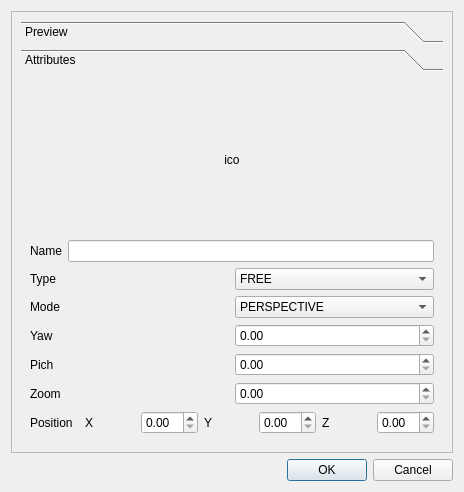
The window that Ui/camerawindowqt.ui (Vazquinhos/CatalunyaCircuit) describes before a commit, drawn with Qt 5.
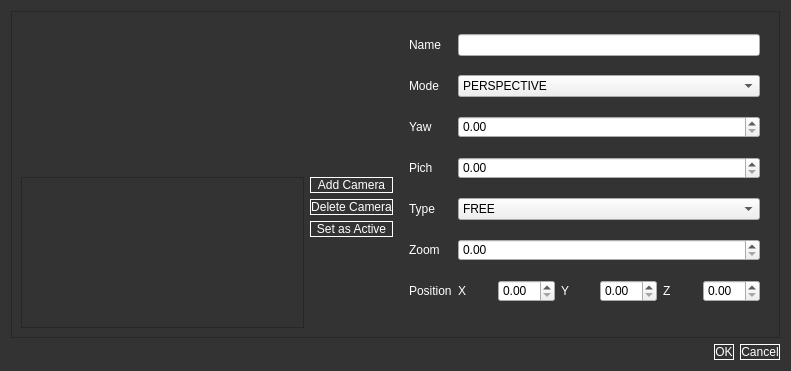
The same window after the commit. The open tabs and pages were chosen to show the change.

```diff
--- a/Ui/camerawindowqt.ui
+++ b/Ui/camerawindowqt.ui
@@ -6,43 +6,50 @@
    <rect>
     <x>0</x>
     <y>0</y>
-    <width>464</width>
-    <height>492</height>
+    <width>791</width>
+    <height>371</height>
    </rect>
   </property>
   <property name="windowTitle">
    <string>Dialog</string>
   </property>
+  <property name="styleSheet">
+   <string notr="true">QDialog {
+     background-color: #333333;
+	 color:white;
+ }
+
+QFrame {
+     background-color: #333333;
+	 color:white;
+ }</string>
+  </property>
   <layout class="QVBoxLayout" name="verticalLayout_3">
    <item>
     <widget class="QFrame" name="frame">
+     <property name="styleSheet">
+      <string notr="true">QFrame {
+     background-color: #333333;
+	 color:white;
+ }
+
+QLabel{
+	color:white;
+}</string>
+     </property>
      <property name="frameShape">
       <enum>QFrame::StyledPanel</enum>
      </property>
      <property name="frameShadow">
       <enum>QFrame::Raised</enum>
      </property>
-     <layout class="QVBoxLayout" name="verticalLayout_5">
+     <layout class="QHBoxLayout" name="horizontalLayout_5">
       <item>
-       <widget class="QToolBox" name="toolBox">
-        <property name="currentIndex">
-         <number>0</number>
-        </property>
-        <widget class="QWidget" name="page">
-         <property name="geometry">
-          <rect>
-           <x>0</x>
-           <y>0</y>
-           <width>426</width>
-           <height>359</height>
-          </rect>
-         </property>
-         <attribute name="label">
-          <string>Preview</string>
-         </attribute>
-         <layout class="QVBoxLayout" name="verticalLayout_4">
+       <layout class="QHBoxLayout" name="horizontalLayout">
+        <item>
+         <layout class="QVBoxLayout" name="verticalLayout">
           <item>
-           <layout class="QVBoxLayout" name="verticalLayout">
+           <layout class="QHBoxLayout" name="horizontalLayout_10">
             <item>
              <widget class="QWidget" name="widget" native="true">
               <property name="minimumSize">
@@ -53,6 +60,10 @@
               </property>
              </widget>
             </item>
+           </layout>
+          </item>
+          <item>
+           <layout class="QHBoxLayout" name="horizontalLayout_2">
             <item>
              <widget class="QListWidget" name="listWidget">
               <property name="maximumSize">
@@ -64,9 +75,27 @@
              </widget>
             </item>
             <item>
-             <layout class="QHBoxLayout" name="horizontalLayout_4">
+             <layout class="QVBoxLayout" name="verticalLayout_2">
               <item>
                <widget class="QPushButton" name="pb_add">
+                <property name="styleSheet">
+                 <string notr="true">QPushButton {
+     background-color: #333333;
+	 border: 1px solid white;
+	 color:white;
+ }
+
+QPushButton:pressed {
+     background-color: #FFFFFF
+     border-style: inset;
+	 color:black;
+ }
+
+QFrame {
+     border: 1px solid white;
+	background-color:#333333;
+ }</string>
+                </property>
                 <property name="text">
                  <string>Add Camera</string>
                 </property>
@@ -74,6 +103,19 @@
               </item>
               <item>
                <widget class="QPushButton" name="pb_delete">
+                <property name="styleSheet">
+                 <string notr="true">QPushButton {
+     background-color: #333333;
+	 border: 1px solid white;
+	 color:white;
+ }
+
+QPushButton:pressed {
+     background-color: #FFFFFF
+     border-style: inset;
+	 color:black;
+ }</string>
+                </property>
                 <property name="text">
                  <string>Delete Camera</string>
                 </property>
@@ -81,160 +123,124 @@
               </item>
               <item>
                <widget class="QPushButton" name="pushButton">
+                <property name="styleSheet">
+                 <string notr="true">QPushButton {
+     background-color: #333333;
+	 border: 1px solid white;
+	 color:white;
+ }
+
+QPushButton:pressed {
+     background-color: #FFFFFF
+     border-style: inset;
+	 color:black;
+ }</string>
+                </property>
                 <property name="text">
-                 <string>Select as active Camera</string>
+                 <string>Set as Active</string>
                 </property>
                </widget>
               </item>
+              <item>
+               <spacer name="verticalSpacer">
+                <property name="orientation">
+                 <enum>Qt::Vertical</enum>
+                </property>
+                <property name="sizeHint" stdset="0">
+                 <size>
+                  <width>20</width>
+                  <height>40</height>
+                 </size>
+                </property>
+               </spacer>
+              </item>
              </layout>
             </item>
            </layout>
           </item>
          </layout>
-        </widget>
-        <widget class="QWidget" name="page_2">
-         <property name="geometry">
-          <rect>
-           <x>0</x>
-           <y>0</y>
-           <width>426</width>
-           <height>359</height>
-          </rect>
-         </property>
-         <attribute name="label">
-          <string>Attributes</string>
-         </attribute>
-         <layout class="QVBoxLayout" name="verticalLayout_2">
-          <item>
-           <widget class="QLabel" name="ico">
+        </item>
+        <item>
+         <layout class="QGridLayout" name="gridLayout">
+          <property name="leftMargin">
+           <number>10</number>
+          </property>
+          <property name="rightMargin">
+           <number>10</number>
+          </property>
+          <property name="bottomMargin">
+           <number>10</number>
+          </property>
+          <item row="5" column="0">
+           <widget class="QLabel" name="label_9">
             <property name="text">
-             <string>ico</string>
+             <string>Zoom</string>
             </property>
-            <property name="alignment">
-             <set>Qt::AlignCenter</set>
+           </widget>
+          </item>
+          <item row="3" column="0">
+           <widget class="QLabel" name="label_8">
+            <property name="text">
+             <string>Pich</string>
             </property>
            </widget>
           </item>
-          <item>
-           <layout class="QHBoxLayout" name="horizontalLayout">
-            <item>
-             <widget class="QLabel" name="label">
-              <property name="text">
-               <string>Name</string>
-              </property>
-             </widget>
-            </item>
-            <item>
-             <widget class="QLineEdit" name="line_name"/>
-            </item>
-           </layout>
+          <item row="2" column="0">
+           <widget class="QLabel" name="label_7">
+            <property name="text">
+             <string>Yaw</string>
+            </property>
+           </widget>
           </item>
-          <item>
-           <layout class="QHBoxLayout" name="horizontalLayout_5">
-            <item>
-             <widget class="QLabel" name="label_6">
-              <property name="text">
-               <string>Type</string>
-              </property>
-             </widget>
-            </item>
-            <item>
-             <widget class="QComboBox" name="cb_type">
-              <item>
-               <property name="text">
-                <string>FREE</string>
-               </property>
-              </item>
-              <item>
-               <property name="text">
-                <string>SPHERICAL</string>
-               </property>
-              </item>
-              <item>
-               <property name="text">
-                <string>FIXED</string>
-               </property>
-              </item>
-             </widget>
-            </item>
-           </layout>
+          <item row="3" column="1">
+           <widget class="QDoubleSpinBox" name="sb_pitch"/>
           </item>
-          <item>
-           <layout class="QHBoxLayout" name="horizontalLayout_6">
-            <item>
-             <widget class="QLabel" name="label_10">
-              <property name="text">
-               <string>Mode</string>
-              </property>
-             </widget>
-            </item>
-            <item>
-             <widget class="QComboBox" name="cb_mode">
-              <item>
-               <property name="text">
-                <string>PERSPECTIVE</string>
-               </property>
-              </item>
-              <item>
-               <property name="text">
-                <string>ORTOGONAL</string>
-               </property>
-              </item>
-             </widget>
-            </item>
-           </layout>
+          <item row="5" column="1">
+           <widget class="QDoubleSpinBox" name="cb_zoom"/>
           </item>
-          <item>
-           <layout class="QHBoxLayout" name="horizontalLayout_7">
-            <item>
-             <widget class="QLabel" name="label_7">
-              <property name="text">
-               <string>Yaw</string>
-              </property>
-             </widget>
-            </item>
-            <item>
-             <widget class="QDoubleSpinBox" name="sb_yaw"/>
-            </item>
-           </layout>
+          <item row="0" column="1">
+           <widget class="QLineEdit" name="line_name"/>
           </item>
-          <item>
-           <layout class="QHBoxLayout" name="horizontalLayout_8">
+          <item row="1" column="1">
+           <widget class="QComboBox" name="cb_mode">
             <item>
-             <widget class="QLabel" name="label_8">
-              <property name="text">
-               <string>Pich</string>
-              </property>
-             </widget>
+             <property name="text">
+              <string>PERSPECTIVE</string>
+             </property>
             </item>
             <item>
-             <widget class="QDoubleSpinBox" name="sb_pitch"/>
+             <property name="text">
+              <string>ORTOGONAL</string>
+             </property>
             </item>
-           </layout>
+           </widget>
           </item>
-          <item>
-           <layout class="QHBoxLayout" name="horizontalLayout_9">
-            <item>
-             <widget class="QLabel" name="label_9">
-              <property name="text">
-               <string>Zoom</string>
-              </property>
-             </widget>
-            </item>
-            <item>
-             <widget class="QDoubleSpinBox" name="cb_zoom"/>
-            </item>
-           </layout>
+          <item row="0" column="0">
+           <widget class="QLabel" name="label">
+            <property name="text">
+             <string>Name</string>
+            </property>
+           </widget>
           </item>
-          <item>
+          <item row="1" column="0">
+           <widget class="QLabel" name="label_10">
+            <property name="text">
+             <string>Mode</string>
+            </property>
+           </widget>
+          </item>
+          <item row="4" column="0">
+           <widget class="QLabel" name="label_6">
+            <property name="text">
+             <string>Type</string>
+            </property>
+           </widget>
+          </item>
+          <item row="2" column="1">
+           <widget class="QDoubleSpinBox" name="sb_yaw"/>
+          </item>
+          <item row="6" column="1">
            <layout class="QHBoxLayout" name="horizontalLayout_3">
-            <item>
-             <widget class="QLabel" name="label_3">
-              <property name="text">
-               <string>Position</string>
-              </property>
-             </widget>
-            </item>
             <item>
              <widget class="QLabel" name="label_2">
               <property name="text">
@@ -267,15 +273,54 @@
             </item>
            </layout>
           </item>
+          <item row="6" column="0">
+           <widget class="QLabel" name="label_3">
+            <property name="text">
+             <string>Position</string>
+            </property>
+           </widget>
+          </item>
+          <item row="4" column="1">
+           <widget class="QComboBox" name="cb_type">
+            <item>
+             <property name="text">
+              <string>FREE</string>
+             </property>
+            </item>
+            <item>
+             <property name="text">
+              <string>SPHERICAL</string>
+             </property>
+            </item>
+            <item>
+             <property name="text">
+              <string>FIXED</string>
+             </property>
+            </item>
+           </widget>
+          </item>
          </layout>
-        </widget>
-       </widget>
+        </item>
+       </layout>
       </item>
      </layout>
     </widget>
    </item>
    <item>
     <widget class="QDialogButtonBox" name="buttonBox">
+     <property name="styleSheet">
+      <string notr="true">QPushButton {
+     background-color: #333333;
+	 border: 1px solid white;
+	 color:white;
+ }
+
+QPushButton:pressed {
+     background-color: #FFFFFF
+     border-style: inset;
+	 color:black;
+ }</string>
+     </property>
      <property name="orientation">
       <enum>Qt::Horizontal</enum>
      </property>
```
